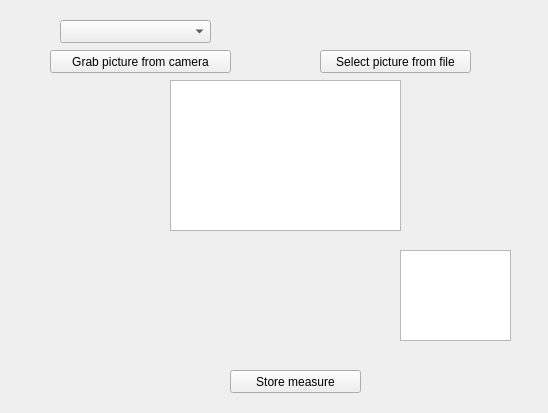
The window that formdiagnose.ui (polovik/asa) describes before a commit, drawn with Qt 5.
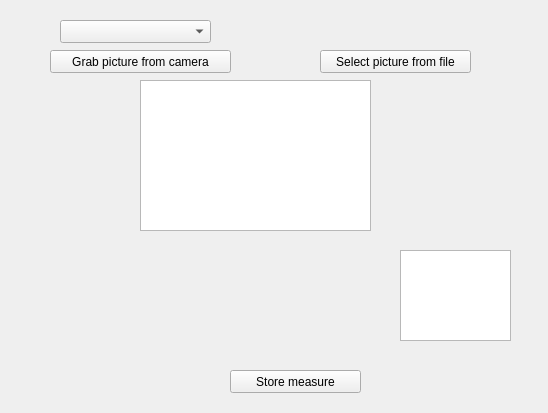
The same window after the commit. Icons and pictures are not drawn.

```diff
--- a/formdiagnose.ui
+++ b/formdiagnose.ui
@@ -35,15 +35,9 @@
    <property name="text">
     <string>Grab picture from camera</string>
    </property>
-  </widget>
-  <widget class="QWidget" name="widget" native="true">
-   <property name="geometry">
-    <rect>
-     <x>20</x>
-     <y>80</y>
-     <width>121</width>
-     <height>141</height>
-    </rect>
+   <property name="icon">
+    <iconset resource="analog_signature_analyzer.qrc">
+     <normaloff>:/icons/photo.ico</normaloff>:/icons/photo.ico</iconset>
    </property>
   </widget>
   <widget class="QPushButton" name="pushButton">
@@ -62,7 +56,7 @@
   <widget class="QGraphicsView" name="graphicsView">
    <property name="geometry">
     <rect>
-     <x>170</x>
+     <x>140</x>
      <y>80</y>
      <width>231</width>
      <height>151</height>
```
Left out of the diff: 8 changed lines with no effect on the pictures.
